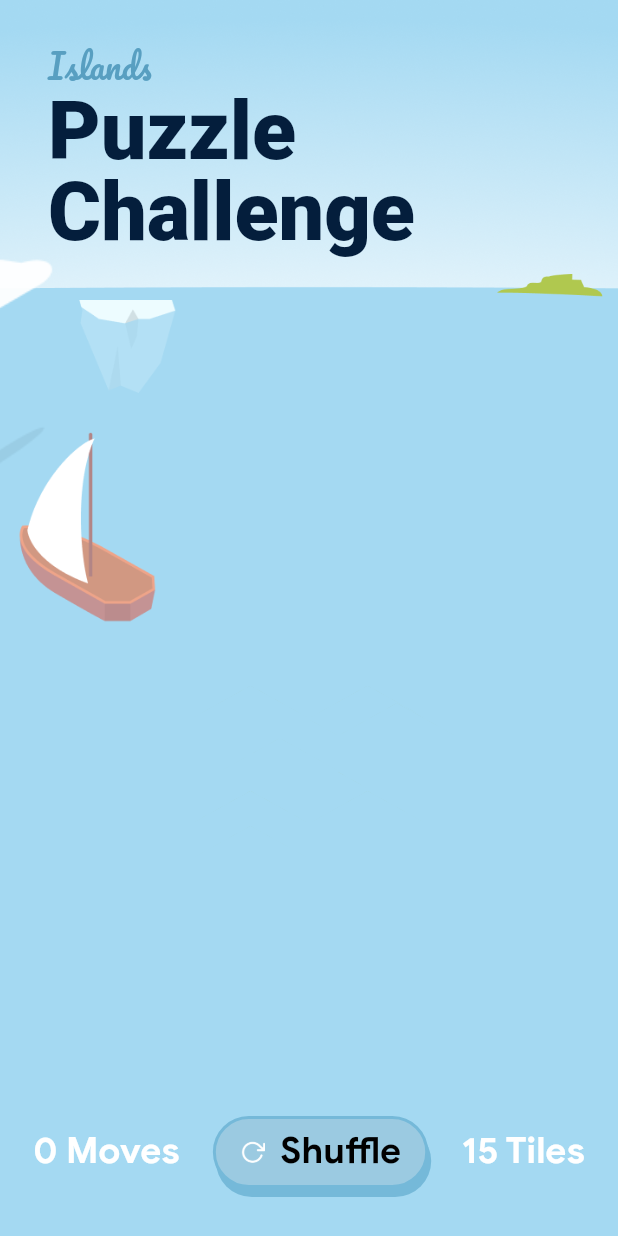
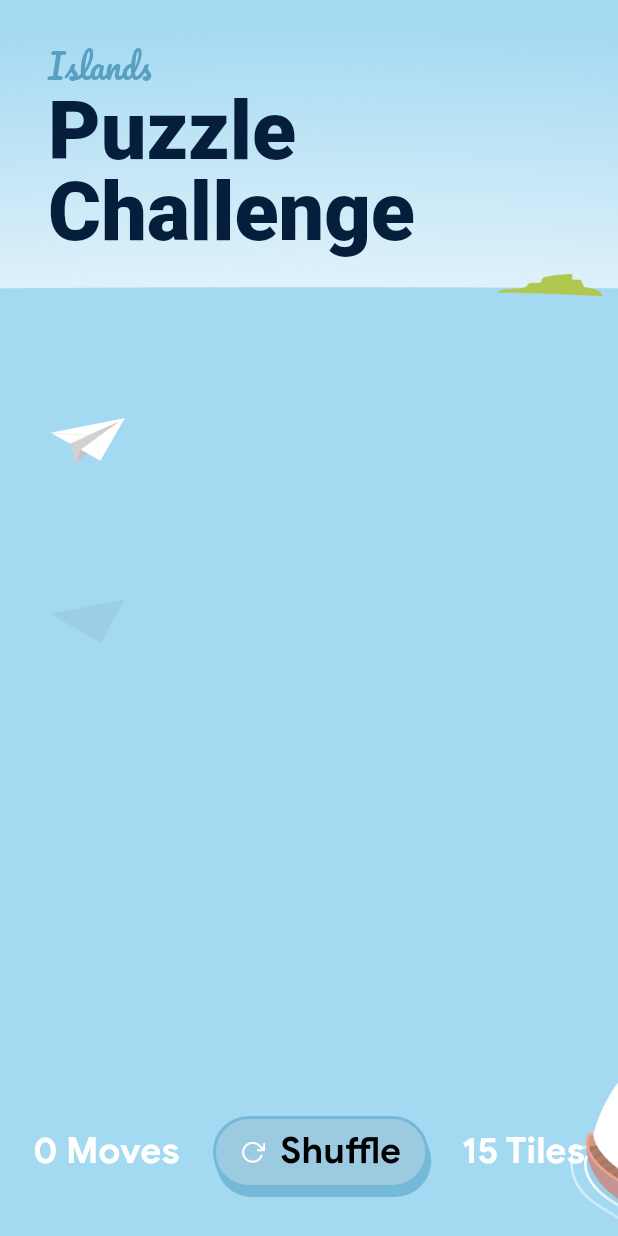
Before and after one commit to renefloor/flutter_puzzle_hack, a Flutter app: the screen it shows after launch, after a tap on "Start", on a phone screen of 412 x 824 dp. Run offline on Flutter 3.47's test engine with Material 2 defaults, Android fonts, the phone set to English and light mode, and no system bars; our stand-ins replace bloc, equatable, flutter_bloc, gap, google_fonts; generated files the repository leaves out were written again.

Commit message:
Added 4 different floating objects

```diff
--- a/lib/layout/components/floating_object.dart
+++ b/lib/layout/components/floating_object.dart
@@ -30,6 +30,70 @@ class FloatingDirection {
   final Point _anchor;
 }
 
+class FloatingObjectFactory {
+  const FloatingObjectFactory({
+    this.distance = 1,
+    required this.puzzleSize,
+    required this.screenSize,
+    required this.childSize,
+    required this.bottomPadding,
+  });
+
+  final double distance;
+  final Size puzzleSize;
+  final Size screenSize;
+  final double childSize;
+  final double bottomPadding;
+
+  FloatingObject _create({
+    required Widget child,
+    required FloatingDirection direction,
+    required double speed,
+  }) {
+    return FloatingObject(
+      direction: direction,
+      puzzleSize: puzzleSize,
+      screenSize: screenSize,
+      childSize: childSize,
+      bottomPadding: bottomPadding,
+      speed: speed,
+      child: child,
+    );
+  }
+
+  FloatingObject nw(Widget child, {double speed = 1}) {
+    return _create(
+      child: child,
+      direction: FloatingDirection.nw(),
+      speed: speed,
+    );
+  }
+
+  FloatingObject ne(Widget child, {double speed = 1}) {
+    return _create(
+      child: child,
+      direction: FloatingDirection.ne(),
+      speed: speed,
+    );
+  }
+
+  FloatingObject se(Widget child, {double speed = 1}) {
+    return _create(
+      child: child,
+      direction: FloatingDirection.se(),
+      speed: speed,
+    );
+  }
+
+  FloatingObject sw(Widget child, {double speed = 1}) {
+    return _create(
+      child: child,
+      direction: FloatingDirection.sw(),
+      speed: speed,
+    );
+  }
+}
+
 class FloatingObject extends StatefulWidget {
   const FloatingObject({
     required this.direction,
@@ -39,6 +103,7 @@ class FloatingObject extends StatefulWidget {
     required this.child,
     required this.childSize,
     required this.bottomPadding,
+    required this.speed,
     Key? key,
   }) : super(key: key);
   final FloatingDirection direction;
@@ -48,6 +113,7 @@ class FloatingObject extends StatefulWidget {
   final Widget child;
   final double childSize;
   final double bottomPadding;
+  final double speed;
 
   @override
   _FloatingObjectState createState() => _FloatingObjectState();
@@ -64,7 +130,7 @@ class _FloatingObjectState extends State<FloatingObject>
     super.initState();
     _controller = AnimationController(
       vsync: this,
-      duration: const Duration(seconds: 40),
+      duration: Duration(seconds: (80 / widget.speed).floor()),
     );
     _controller.addListener(() => setState(() {}));
     _calculateAnimation();
@@ -99,12 +165,23 @@ class _FloatingObjectState extends State<FloatingObject>
 
   @override
   Widget build(BuildContext context) {
+    final topArea = widget.screenSize.height / 3;
+    final height = _verticalAnimation.value + widget.childSize * 0.90;
+    final scale = Curves.easeOutCubic.transform(
+      (height / topArea).clamp(0.0, 1.0),
+    );
+
     return Positioned(
       top: _verticalAnimation.value,
       left: _horizontalAnimation.value,
-      child: SizedBox.square(
-        dimension: widget.childSize,
-        child: widget.child,
+      child: Container(
+        height: widget.childSize,
+        width: widget.childSize,
+        alignment: Alignment.bottomCenter,
+        child: SizedBox.square(
+          dimension: widget.childSize * scale,
+          child: widget.child,
+        ),
       ),
     );
   }
--- /dev/null
+++ b/lib/layout/components/paper_plane.dart
@@ -0,0 +1,87 @@
+import 'package:flutter/material.dart';
+import 'dart:math' as math;
+
+class PaperPlane extends StatefulWidget {
+  const PaperPlane({Key? key}) : super(key: key);
+
+  @override
+  _PaperPlaneState createState() => _PaperPlaneState();
+}
+
+class _PaperPlaneState extends State<PaperPlane>
+    with SingleTickerProviderStateMixin {
+  late AnimationController _controller;
+  late Animation<double> _animation;
+
+  @override
+  void initState() {
+    super.initState();
+    _controller = AnimationController(
+      vsync: this,
+      duration: const Duration(seconds: 2),
+    )
+      ..addStatusListener((status) {
+        if (status == AnimationStatus.completed) {
+          _controller.reverse();
+          _animation =
+              CurveTween(curve: Curves.easeOutBack).animate(_controller);
+        }
+        if (status == AnimationStatus.dismissed) {
+          _animation =
+              CurveTween(curve: Curves.easeOutCubic).animate(_controller);
+        }
+      })
+      ..addListener(() => setState(() {}));
+    _animation = CurveTween(curve: Curves.easeOutCubic).animate(_controller);
+  }
+
+  @override
+  void dispose() {
+    _controller.dispose();
+    super.dispose();
+  }
+
+  @override
+  Widget build(BuildContext context) {
+    return Center(
+      child: AspectRatio(
+        aspectRatio: 1 / 3,
+        child: Column(
+          children: [
+            Expanded(
+              flex: 0 + (_animation.value * 1000).floor(),
+              child: const SizedBox.shrink(),
+            ),
+            GestureDetector(
+              onTap: () => _controller.forward(),
+              child: Transform.rotate(
+                angle: _getAngle(),
+                child: Image.asset('assets/images/paper_plane.png'),
+              ),
+            ),
+            Expanded(
+              flex: 1000 - (_animation.value * 1000).ceil(),
+              child: const SizedBox.shrink(),
+            ),
+            Image.asset('assets/images/paper_plane_shadow.png'),
+          ],
+        ),
+      ),
+    );
+  }
+
+  double _getAngle() {
+    if (!_controller.isAnimating) return 0;
+    if (_controller.status == AnimationStatus.forward) {
+      if (_animation.value < 0.5) {
+        return 0.5;
+        return _animation.value;
+      }
+      return (_animation.value - 1) * -1;
+    }
+    if (_animation.value < 0.5) {
+      return -_animation.value;
+    }
+    return _animation.value - 1;
+  }
+}
--- a/lib/layout/simple_puzzle_layout_delegate.dart
+++ b/lib/layout/simple_puzzle_layout_delegate.dart
@@ -10,6 +10,7 @@ import 'package:very_good_slide_puzzle/puzzle/puzzle.dart';
 import 'package:very_good_slide_puzzle/theme/theme.dart';
 
 import 'components/floating_object.dart';
+import 'components/paper_plane.dart';
 
 /// {@template simple_puzzle_layout_delegate}
 /// A delegate for computing the layout of the puzzle UI
@@ -77,9 +78,9 @@ class SimplePuzzleLayoutDelegate extends PuzzleLayoutDelegate {
       child: Stack(
         children: const [
           BackgroundTop(),
-          Clouds(start: 0.3, relativeHeight: 0.3, durationInSeconds: 40),
-          Clouds(start: 0.8, relativeHeight: 0.15, durationInSeconds: 30),
-          Clouds(start: 0, relativeHeight: 0, durationInSeconds: 50),
+          // Clouds(start: 0.3, relativeHeight: 0.3, durationInSeconds: 40),
+          // Clouds(start: 0.8, relativeHeight: 0.15, durationInSeconds: 30),
+          // Clouds(start: 0, relativeHeight: 0, durationInSeconds: 50),
         ],
       ),
     );
@@ -121,28 +122,27 @@ class SimplePuzzleLayoutDelegate extends PuzzleLayoutDelegate {
           boardKey = const Key('simple_puzzle_board_xlarge');
           floatingObjectSize = 300;
         }
+        final factory = FloatingObjectFactory(
+          puzzleSize: boardSize,
+          screenSize: screenSize,
+          childSize: floatingObjectSize,
+          bottomPadding: bottomPadding,
+        );
 
         return Stack(
           alignment: Alignment.center,
+          clipBehavior: Clip.none,
           children: [
-            FloatingObject(
-              key: const Key('floating_iceberg'),
-              direction: FloatingDirection.ne(),
-              puzzleSize: boardSize,
-              screenSize: screenSize,
-              childSize: floatingObjectSize,
-              bottomPadding: bottomPadding,
-              child: Image.asset('assets/images/iceberg.png'),
+            factory.ne(
+              Row(
+                children: [
+                  const Expanded(child: SizedBox.shrink()),
+                  Expanded(child: Image.asset('assets/images/iceberg.png')),
+                ],
+              ),
+              speed: 0.7,
             ),
-            FloatingObject(
-              key: const Key('floating_boat1'),
-              direction: FloatingDirection.nw(),
-              puzzleSize: boardSize,
-              screenSize: screenSize,
-              childSize: floatingObjectSize,
-              bottomPadding: bottomPadding,
-              child: Image.asset('assets/images/boat.png'),
-            ),
+            factory.nw(const PaperPlane(), speed: 2),
             Padding(
               padding: EdgeInsets.only(bottom: bottomPadding),
               child: SizedBox.fromSize(
@@ -154,24 +154,8 @@ class SimplePuzzleLayoutDelegate extends PuzzleLayoutDelegate {
                 ),
               ),
             ),
-            FloatingObject(
-              key: const Key('floating_boat2'),
-              direction: FloatingDirection.se(),
-              puzzleSize: boardSize,
-              screenSize: screenSize,
-              childSize: floatingObjectSize,
-              bottomPadding: bottomPadding,
-              child: Image.asset('assets/images/boat.png'),
-            ),
-            FloatingObject(
-              key: const Key('floating_boat3'),
-              direction: FloatingDirection.sw(),
-              puzzleSize: boardSize,
-              screenSize: screenSize,
-              childSize: floatingObjectSize,
-              bottomPadding: bottomPadding,
-              child: Image.asset('assets/images/boat.png'),
-            ),
+            factory.se(Image.asset('assets/images/submarine.png')),
+            factory.sw(Image.asset('assets/images/boat_new.png'), speed: 2.5),
           ],
         );
       },
--- a/pubspec.yaml
+++ b/pubspec.yaml
@@ -1,6 +1,6 @@
 name: very_good_slide_puzzle
 description: A Very Good Project created by Very Good CLI.
-version: 1.0.0+14
+version: 1.0.0+15
 publish_to: none
 
 environment:
```
Also changed, not shown: assets/images/boat_new.png (added), assets/images/paper_plane.png (added), assets/images/paper_plane_shadow.png (added), assets/images/submarine.png (added).
